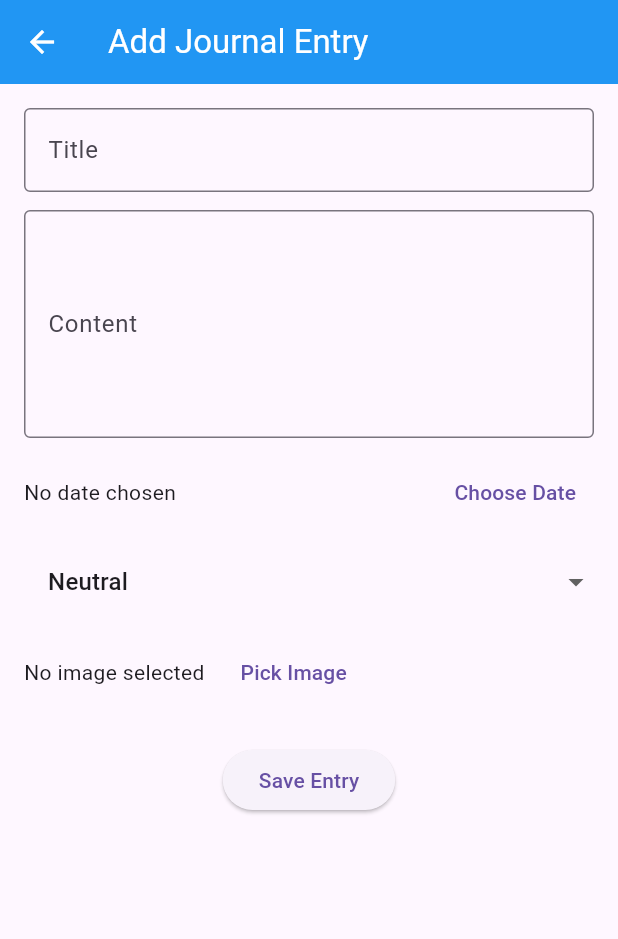
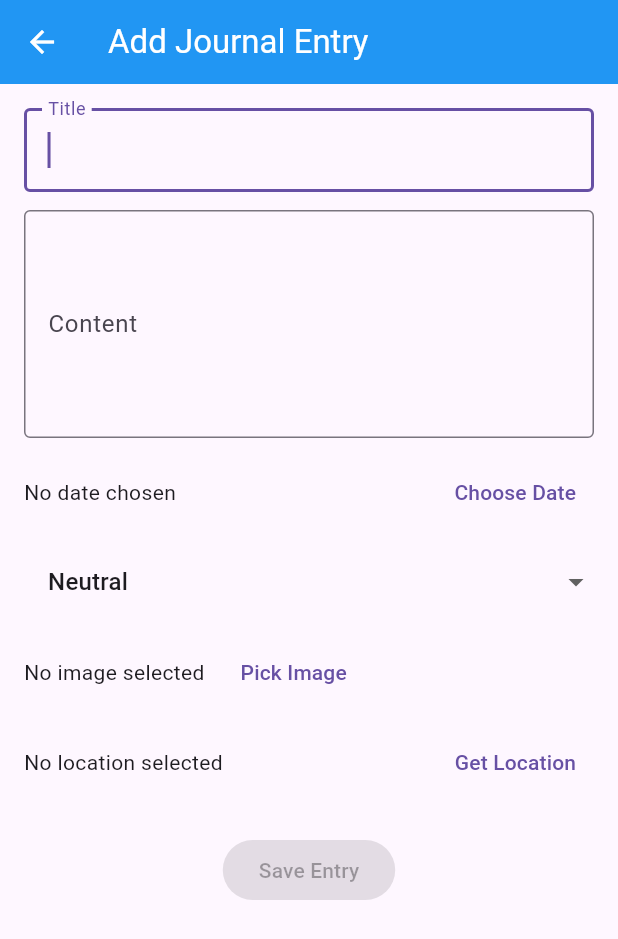
Before and after one commit to kalims-sahebi/Life-Journal-flutter-app-with-clean-architecture-, a Flutter app: the AddEntryScreen screen opened by its route, on a phone screen of 412 x 824 dp. Shown: the top 939 px of the screen. Run offline on Flutter 3.47's test engine with Material 3 defaults, Android fonts, the phone set to English and light mode, and no system bars; drawn by our look-alikes of dropdown_button2; our stand-ins replace flutter_riverpod, geolocator, image_picker.

Commit message:
screen shot added

```diff
--- a/lib/features/journal/presentation/screens/add_entry_screen.dart
+++ b/lib/features/journal/presentation/screens/add_entry_screen.dart
@@ -5,6 +5,7 @@ import 'package:myproject/features/journal/domain/entities/journal_entry.dart';
 import '../state/journal_provider.dart';
 import 'package:image_picker/image_picker.dart';
 import 'dart:io';
+import 'package:geolocator/geolocator.dart';
 
 class AddEntryScreen extends ConsumerStatefulWidget {
   const AddEntryScreen({super.key});
@@ -14,11 +15,13 @@ class AddEntryScreen extends ConsumerStatefulWidget {
 }
 
 class _AddEntryScreenState extends ConsumerState<AddEntryScreen> {
+  final _formKey = GlobalKey<FormState>();
   final _titleController = TextEditingController();
   final _contentController = TextEditingController();
   DateTime? _selectedDate;
   String _selectedMood = 'Neutral';
   File? _pickedImage;
+  Position? _pickedLocation;
 
   final _moods = ['Happy', 'Sad', 'Neutral', 'Excited'];
 
@@ -41,50 +44,124 @@ class _AddEntryScreenState extends ConsumerState<AddEntryScreen> {
     }
   }
 
-  void _saveEntry() {
-    final title = _titleController.text.trim();
-    final content = _contentController.text.trim();
+  Future<void> _getCurrentLocation() async {
+    bool serviceEnabled;
+    LocationPermission permission;
 
-    if (title.isEmpty || content.isEmpty || _selectedDate == null) {
+    serviceEnabled = await Geolocator.isLocationServiceEnabled();
+    if (!serviceEnabled) {
       ScaffoldMessenger.of(context).showSnackBar(
-        const SnackBar(content: Text('Title, content, and date are required!')),
+        const SnackBar(content: Text("Location services are disabled.")),
       );
       return;
     }
 
-    // ✅ Create the entity
+    permission = await Geolocator.checkPermission();
+    if (permission == LocationPermission.denied) {
+      permission = await Geolocator.requestPermission();
+      if (permission == LocationPermission.denied) {
+        ScaffoldMessenger.of(context).showSnackBar(
+          const SnackBar(content: Text("Location permissions are denied.")),
+        );
+        return;
+      }
+    }
+
+    if (permission == LocationPermission.deniedForever) {
+      ScaffoldMessenger.of(context).showSnackBar(
+        const SnackBar(content: Text("Location permanently denied.")),
+      );
+      return;
+    }
+
+    final position = await Geolocator.getCurrentPosition(
+      desiredAccuracy: LocationAccuracy.high,
+    );
+    setState(() => _pickedLocation = position);
+  }
+
+  void _saveEntry() {
+    if (!_formKey.currentState!.validate() || _selectedDate == null) {
+      ScaffoldMessenger.of(context).showSnackBar(
+        const SnackBar(content: Text('Please fix errors before saving.')),
+      );
+      return;
+    }
+
+    final title = _titleController.text.trim();
+    final content = _contentController.text.trim();
+
     final newEntry = JournalEntry(
       title: title,
       content: content,
       date: _selectedDate!,
       mood: _selectedMood,
+      // later we extend JournalEntry to support location + image if needed
     );
 
-    // ✅ Add to provider
     ref.read(journalProvider.notifier).addEntry(newEntry);
 
-    Navigator.pop(context); // go back to HomeScreen
+    Navigator.pop(context); // go back
   }
 
   @override
   Widget build(BuildContext context) {
+    final isFormValid =
+        _titleController.text.trim().isNotEmpty &&
+        _contentController.text.trim().isNotEmpty &&
+        _selectedDate != null;
+
     return Scaffold(
       appBar: AppBar(title: const Text("Add Journal Entry")),
       body: SingleChildScrollView(
         padding: const EdgeInsets.all(16),
+        child: Form(
+          key: _formKey,
           child: Column(
             children: [
-            TextField(
+              // Title
+              TextFormField(
                 controller: _titleController,
-              decoration: const InputDecoration(labelText: "Title"),
+                autofocus: true,
+                decoration: const InputDecoration(
+                  labelText: "Title",
+                  border: OutlineInputBorder(),
+                ),
+                validator: (value) {
+                  if (value == null || value.trim().isEmpty) {
+                    return "Title is required.";
+                  }
+                  if (value.trim().length < 3) {
+                    return "Title must be at least 3 characters.";
+                  }
+                  return null;
+                },
+                onChanged: (_) => setState(() {}),
               ),
               const SizedBox(height: 12),
-            TextField(
+
+              // Content
+              TextFormField(
                 controller: _contentController,
                 maxLines: 5,
-              decoration: const InputDecoration(labelText: "Content"),
+                decoration: const InputDecoration(
+                  labelText: "Content",
+                  border: OutlineInputBorder(),
+                ),
+                validator: (value) {
+                  if (value == null || value.trim().isEmpty) {
+                    return "Content is required.";
+                  }
+                  if (value.trim().length < 10) {
+                    return "Content must be at least 10 characters.";
+                  }
+                  return null;
+                },
+                onChanged: (_) => setState(() {}),
               ),
               const SizedBox(height: 12),
+
+              // Date picker
               Row(
                 children: [
                   Expanded(
@@ -101,10 +178,11 @@ class _AddEntryScreenState extends ConsumerState<AddEntryScreen> {
                 ],
               ),
               const SizedBox(height: 12),
+
+              // Mood dropdown
               DropdownButtonHideUnderline(
                 child: DropdownButton2<String>(
                   isExpanded: true,
-                hint: const Text('Select Mood'),
                   value: _selectedMood,
                   items:
                       _moods
@@ -120,8 +198,9 @@ class _AddEntryScreenState extends ConsumerState<AddEntryScreen> {
                   },
                 ),
               ),
+              const SizedBox(height: 12),
 
-            const SizedBox(height: 12),
+              // Image picker
               Row(
                 children: [
                   _pickedImage == null
@@ -134,14 +213,35 @@ class _AddEntryScreenState extends ConsumerState<AddEntryScreen> {
                   ),
                 ],
               ),
+              const SizedBox(height: 12),
+
+              // Location picker
+              Row(
+                children: [
+                  Expanded(
+                    child: Text(
+                      _pickedLocation == null
+                          ? "No location selected"
+                          : "Location: ${_pickedLocation!.latitude.toStringAsFixed(4)}, ${_pickedLocation!.longitude.toStringAsFixed(4)}",
+                    ),
+                  ),
+                  TextButton(
+                    onPressed: _getCurrentLocation,
+                    child: const Text("Get Location"),
+                  ),
+                ],
+              ),
               const SizedBox(height: 24),
+
+              // Save button
               ElevatedButton(
-              onPressed: _saveEntry,
+                onPressed: isFormValid ? _saveEntry : null,
                 child: const Text("Save Entry"),
               ),
             ],
           ),
         ),
+      ),
     );
   }
 }
--- a/pubspec.yaml
+++ b/pubspec.yaml
@@ -37,6 +37,7 @@ dependencies:
   flutter_riverpod: ^2.6.1
   image_picker: ^1.2.0
   dropdown_button2: ^2.3.9
+  geolocator: ^14.0.2
 
 dev_dependencies:
   flutter_test:
```
Also changed, not shown: SCREENSHOT_1 .png (added), pubspec.lock, 3 other files. Lines whose indentation alone changed are shown as unchanged.
